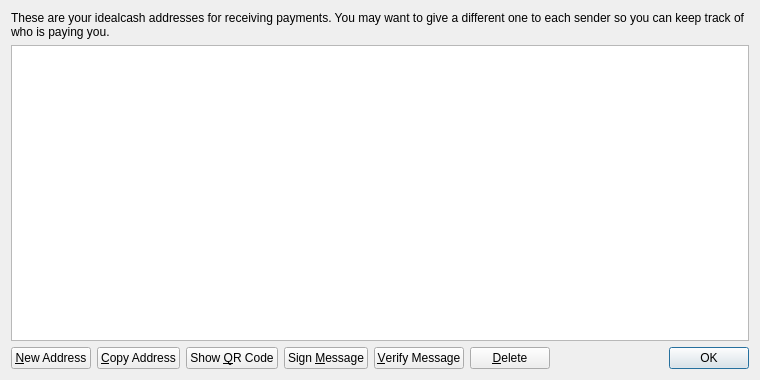
Old version of the form src/qt/forms/addressbookpage.ui in the repository flokisatoshi/IdealCash-DEAL.
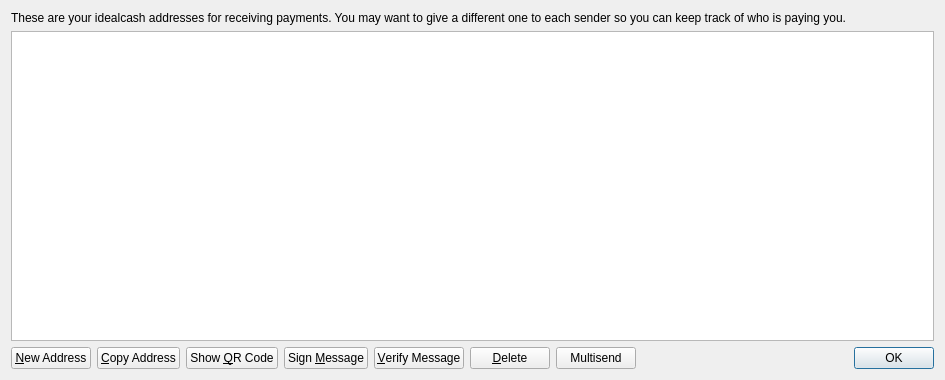
New version of the form. Icons and pictures are not drawn.

```diff
--- a/src/qt/forms/addressbookpage.ui
+++ b/src/qt/forms/addressbookpage.ui
@@ -6,7 +6,7 @@
    <rect>
     <x>0</x>
     <y>0</y>
-    <width>760</width>
+    <width>945</width>
     <height>380</height>
    </rect>
   </property>
@@ -39,7 +39,7 @@
       <bool>false</bool>
      </property>
      <property name="alternatingRowColors">
-      <bool>true</bool>
+      <bool>false</bool>
      </property>
      <property name="selectionMode">
       <enum>QAbstractItemView::SingleSelection</enum>
@@ -138,6 +138,17 @@
        </property>
       </widget>
      </item>
+     <item>
+      <widget class="QPushButton" name="multiSend1PushButton">
+       <property name="text">
+        <string>Multisend</string>
+       </property>
+       <property name="icon">
+        <iconset resource="../bitcoin.qrc">
+         <normaloff>:/icons/send</normaloff>:/icons/send</iconset>
+       </property>
+      </widget>
+     </item>
      <item>
       <spacer name="horizontalSpacer">
        <property name="orientation">
```
